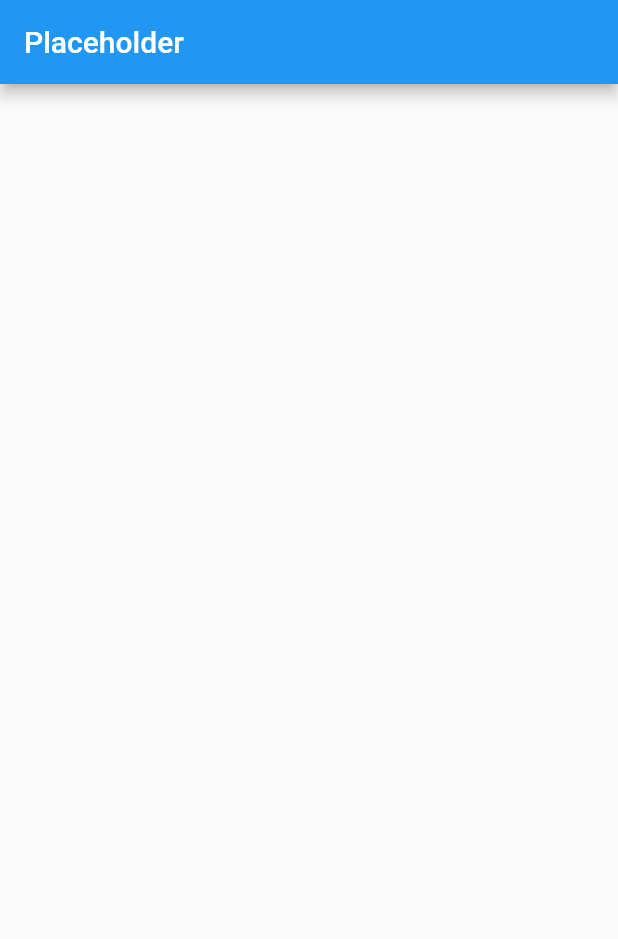
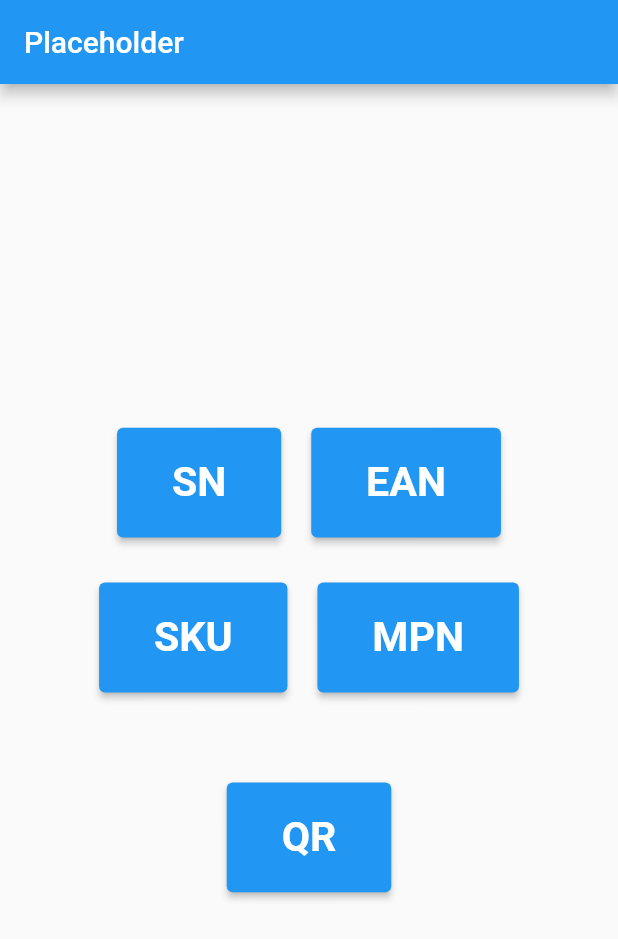
Before and after one commit to BenGroll2ndAccount/number-scanner, a Flutter app: the screen it shows after launch, on a phone screen of 412 x 824 dp. Shown: the top 939 px of the screen. Run offline on Flutter 3.47's test engine with Material 2 defaults, Android fonts, the phone set to English and light mode, and no system bars; missing offline and left inert: requests.

Commit message:
Added Subscreens

```diff
--- a/number_scanner_app/lib/main.dart
+++ b/number_scanner_app/lib/main.dart
@@ -14,7 +14,7 @@ class MyApp extends StatelessWidget {
   // This widget is the root of your application.
   @override
   Widget build(BuildContext context) {
-    api.getSoapResponseTest(context);
+    //api.getSoapResponseTest(context);
     return MaterialApp(
       title: st.appname,
       theme: ThemeData(
--- a/number_scanner_app/lib/screens/homescreen.dart
+++ b/number_scanner_app/lib/screens/homescreen.dart
@@ -1,13 +1,62 @@
 import 'dart:io';
-
+import 'package:number_scanner_app/templates/widgettemplates.dart' as wt;
 import 'package:flutter/material.dart';
 import 'package:number_scanner_app/static/strings.dart' as st;
+
+import 'package:number_scanner_app/screens/scanscreens/snhomescreen.dart';
+import 'package:number_scanner_app/screens/scanscreens/skuhomescreen.dart';
+import 'package:number_scanner_app/screens/scanscreens/qrhomescreen.dart';
+import 'package:number_scanner_app/screens/scanscreens/eanhomescreen.dart';
+import 'package:number_scanner_app/screens/scanscreens/mpnhomescreen.dart';
+
+
+
 class HOMESCREEN extends StatelessWidget {
 
   @override
   Widget build(BuildContext context) {
     return Scaffold(
       appBar: AppBar(title: const Text(st.appname)),
+      body: Padding(
+        padding: const EdgeInsets.all(20),
+        child: Center(
+          child: Column(
+            mainAxisAlignment: MainAxisAlignment.center,
+            children: [
+              Wrap(
+                alignment: WrapAlignment.center,
+                spacing: 20,
+                runSpacing: 30,
+                children: [
+                  wt.NumberSelectButton(callback: () {
+                    Navigator.of(context).push(MaterialPageRoute(builder: (context) => const SN_HOMESCREEN()));
+                  }, label: "SN", active: true,),
+                  wt.NumberSelectButton(callback: () {
+                    Navigator.of(context).push(MaterialPageRoute(builder: (context) => const EAN_HOMESCREEN()));
+                  }, label: "EAN", active: true),
+                  wt.NumberSelectButton(callback: () {
+                    Navigator.of(context).push(MaterialPageRoute(builder: (context) => const SKU_HOMESCREEN()));
+                  }, label: "SKU", active: true),
+                  wt.NumberSelectButton(callback: () {
+                    Navigator.of(context).push(MaterialPageRoute(builder: (context) => const MPN_HOMESCREEN()));
+                  }, label: "MPN", active: true),
+                ],
+              ),
+              const SizedBox(height: 60),
+              Row(
+                crossAxisAlignment: CrossAxisAlignment.center,
+                mainAxisAlignment: MainAxisAlignment.center,
+                children: [
+                  wt.NumberSelectButton(callback: () {
+                    Navigator.of(context).push(MaterialPageRoute(builder: (context) => const QR_HOMESCREEN()));
+                  }, label: "QR", active: true)
+                ],
+              )
+            ],
+          ),
+
+        ),
+      ),
     );
   }
 }
--- /dev/null
+++ b/number_scanner_app/lib/screens/scanscreens/eanhomescreen.dart
@@ -0,0 +1,12 @@
+import 'package:flutter/material.dart';
+
+class EAN_HOMESCREEN extends StatelessWidget {
+  const EAN_HOMESCREEN({ Key? key }) : super(key: key);
+
+  @override
+  Widget build(BuildContext context) {
+    return Scaffold(
+      appBar: AppBar(title: const Text("Scan EAN")),
+    );
+  }
+}
--- /dev/null
+++ b/number_scanner_app/lib/screens/scanscreens/mpnhomescreen.dart
@@ -0,0 +1,14 @@
+import 'package:flutter/material.dart';
+
+class MPN_HOMESCREEN extends StatelessWidget {
+  const MPN_HOMESCREEN({ Key? key }) : super(key: key);
+
+  @override
+  Widget build(BuildContext context) {
+    return Scaffold(
+      appBar: AppBar(
+        title: const Text("Enter EAN"),
+        ),
+    );
+  }
+}
--- /dev/null
+++ b/number_scanner_app/lib/screens/scanscreens/skuhomescreen.dart
@@ -0,0 +1,12 @@
+import 'package:flutter/material.dart';
+
+class SKU_HOMESCREEN extends StatelessWidget {
+  const SKU_HOMESCREEN({ Key? key }) : super(key: key);
+
+  @override
+  Widget build(BuildContext context) {
+    return Scaffold(
+      appBar: AppBar(title: const Text("Enter SKU"),),
+    );
+  }
+}
--- a/number_scanner_app/lib/service/api.dart
+++ b/number_scanner_app/lib/service/api.dart
@@ -4,17 +4,19 @@ import 'xmlparse.dart';
 import 'package:http/http.dart' as http;
 
 dynamic getSoapResponseTest(context) async {
+  const bool output = false;
   String xm = await DefaultAssetBundle.of(context).loadString("assets/contact.xml");
   var url = Uri.parse("https://www.promusictools.com/api/v2_soap/index?wsdl=1");
   var response = await http.post(url, body : xm, headers: {"Content-Type" : "text/xml; charset=utf-8", "SOAPAction" : "AuthenticateCredential"});
-  print('Response status: ${response.statusCode}');
+  if(output){
+  print('Response status: ${response.statusCode}');}
   var rb = response.body;
-  print(rb.runtimeType);
   var ass = rb.split("\n");
+  if(output){
   for(int i = 0; i < ass.length; i++) {
     print(ass[i]);
   }
-
+  }
 
 
 }
--- /dev/null
+++ b/number_scanner_app/lib/templates/widgettemplates.dart
@@ -0,0 +1,28 @@
+import 'package:flutter/material.dart';
+
+class NumberSelectButton extends StatelessWidget {
+  final dynamic callback;
+  String label;
+  bool active;
+
+  NumberSelectButton({@required this.callback, this.label = " ", this.active = true }) : super();
+
+  @override
+  Widget build(BuildContext context) {
+    return ElevatedButton(
+      style: ButtonStyle(
+        overlayColor: active ? MaterialStateProperty.all<Color>(Colors.blue) : MaterialStateProperty.all<Color>(Colors.grey),
+        backgroundColor: active ? MaterialStateProperty.all<Color>(Colors.blue) : MaterialStateProperty.all<Color>(Colors.grey),
+      ),
+      onPressed: callback,
+      child: Padding(
+        padding: EdgeInsets.all(MediaQuery.of(context).size.width * 0.05),
+        child: Text(
+          label,
+          style: TextStyle(fontWeight: FontWeight.bold, fontSize: MediaQuery.of(context).size.width / 15, decoration: !active ? TextDecoration.lineThrough : null),
+        ),
+      )
+      );
+
+  }
+}
```
Also changed, not shown: number_scanner_app/lib/screens/scanscreens/qrhomescreen.dart (added, +12 -0 lines), number_scanner_app/lib/screens/scanscreens/snhomescreen.dart (added, +12 -0 lines).
